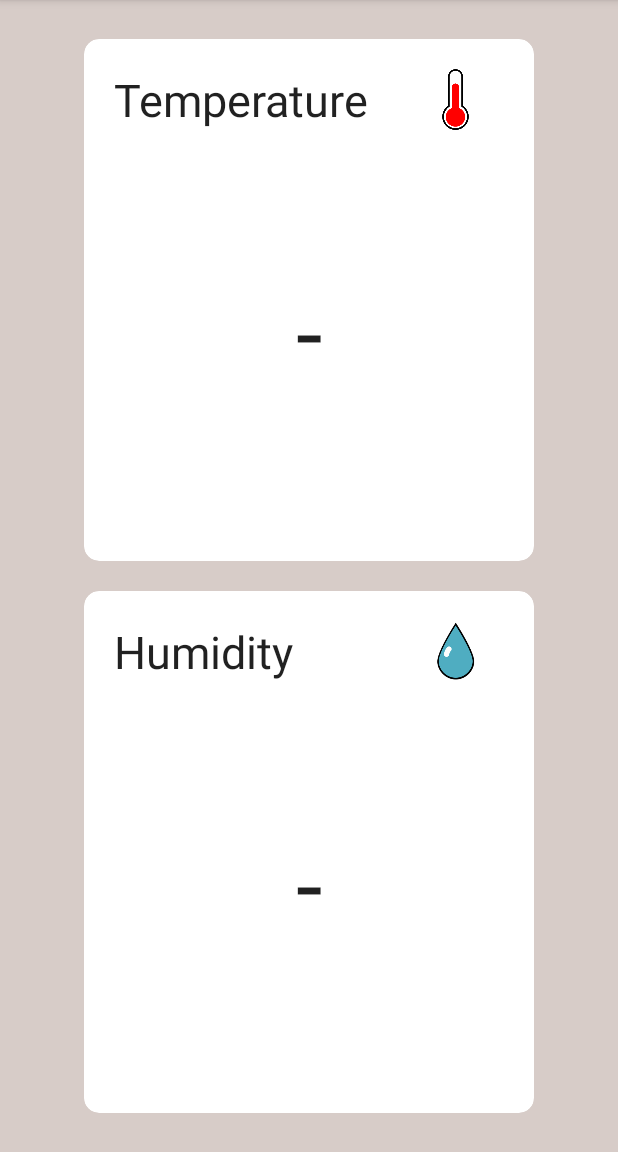
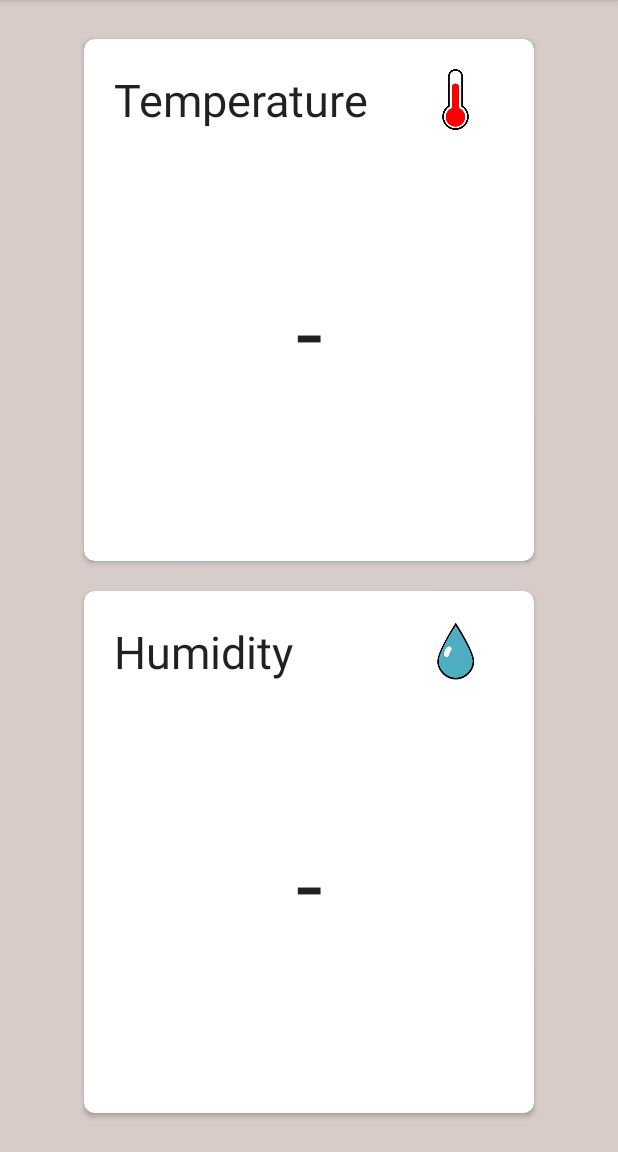
Before and after one commit to VeselyT/x.Therm, an Android app: the screen it shows after launch (MainActivity), on a phone screen of 412 x 824 dp, the part 84-1236 px from its top. Run offline under Robolectric (Android 15) with nearby library versions, the phone set to English and light mode, and no system bars; 1 statement that could not run was skipped.

Commit message:
minor changes

```diff
--- a/app/src/main/res/layout/activity_main.xml
+++ b/app/src/main/res/layout/activity_main.xml
@@ -26,7 +26,7 @@
             android:layout_gravity="center"
             android:layout_width="300dp"
             android:layout_height="wrap_content"
-            card_view:cardCornerRadius="10dp"
+            card_view:cardCornerRadius="7dp"
             android:layout_margin="10dp"
             android:layout_weight="1"
             android:padding="30dp">
@@ -83,7 +83,7 @@
             android:layout_gravity="center"
             android:layout_width="300dp"
             android:layout_height="wrap_content"
-            card_view:cardCornerRadius="10dp"
+            card_view:cardCornerRadius="7dp"
             android:layout_margin="10dp"
             android:layout_weight="1"
             android:padding="30dp">
```
Also changed, not shown: app/src/main/java/cz/eclub/xtherm/xtherm/MainActivity.java (+7 -13 lines), app/src/main/java/cz/eclub/xtherm/xtherm/NfcCardReader.java (+20 -7 lines).
